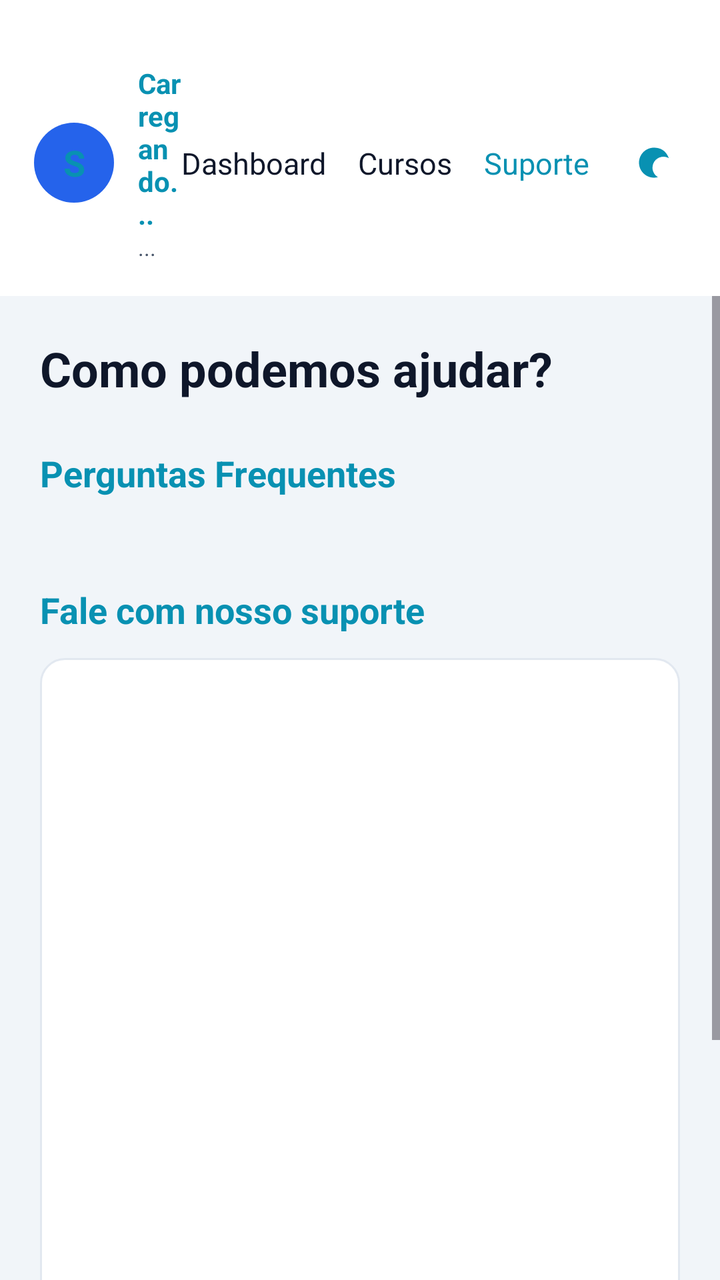
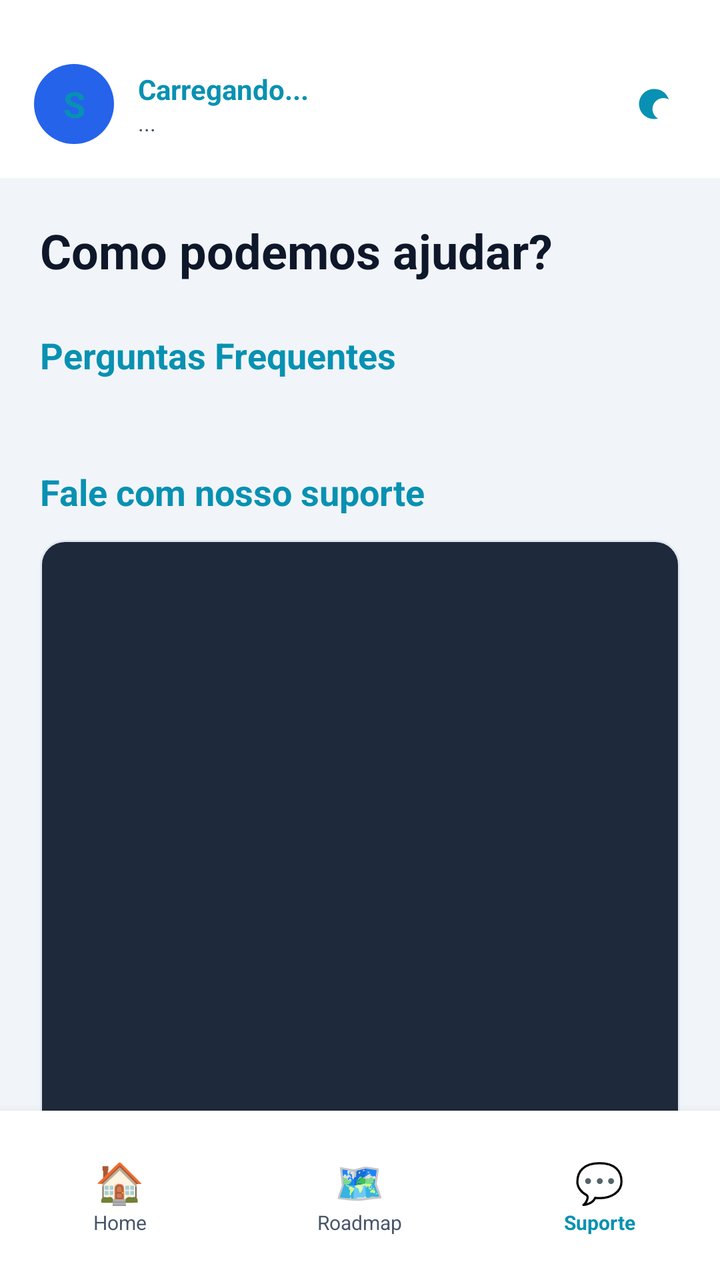

An Android layout rendered at two revisions. The XML below is the earlier revision; the diff shows what the commit changed to produce the second picture.
<!-- AndroidManifest.xml: application theme Theme.GrowMapApp -->
<!-- res/layout/activity_support.xml -->
<?xml version="1.0" encoding="utf-8"?>
<LinearLayout xmlns:android="http://schemas.android.com/apk/res/android"
    xmlns:app="http://schemas.android.com/apk/res-auto"
    xmlns:tools="http://schemas.android.com/tools"
    android:layout_width="match_parent"
    android:layout_height="match_parent"
    android:orientation="vertical"
    android:background="@color/bg_dark">

    
    <LinearLayout
        android:layout_width="match_parent"
        android:layout_height="wrap_content"
        android:background="@color/bg_header"
        android:orientation="horizontal"
        android:paddingTop="32dp"
        android:paddingBottom="17dp"
        android:paddingStart="17dp"
        android:paddingEnd="17dp"
        android:gravity="center_vertical">

        <TextView
            android:id="@+id/userAvatar"
            android:layout_width="40dp"
            android:layout_height="40dp"
            android:background="@drawable/bg_avatar"
            android:gravity="center"
            android:text="S"
            android:textColor="@color/accent_cyan"
            android:textSize="18sp"
            android:textStyle="bold"
            android:clickable="true"
            android:focusable="true"/>

        <LinearLayout
            android:id="@+id/userInfoHeader"
            android:layout_width="0dp"
            android:layout_height="wrap_content"
            android:layout_weight="1"
            android:layout_marginStart="12dp"
            android:orientation="vertical"
            android:clickable="true"
            android:focusable="true">
            <TextView
                android:id="@+id/userName"
                android:layout_width="wrap_content"
                android:layout_height="wrap_content"
                android:text="Carregando..."
                android:textColor="@color/accent_cyan"
                android:textStyle="bold"
                android:textSize="14sp"/>
            <TextView
                android:id="@+id/userRole"
                android:layout_width="wrap_content"
                android:layout_height="wrap_content"
                android:text="..."
                android:textColor="@color/text_secondary"
                android:textSize="11sp"/>
        </LinearLayout>

        <TextView
            android:id="@+id/btnDashboard"
            android:layout_width="wrap_content"
            android:layout_height="wrap_content"
            android:text="Dashboard" android:textColor="@color/text_primary"
            android:textSize="15sp" android:layout_marginEnd="16dp"
            android:clickable="true"
            android:focusable="true"/>

        <TextView
            android:id="@+id/btnCursos"
            android:layout_width="wrap_content"
            android:layout_height="wrap_content"
            android:text="Cursos"
            android:textColor="@color/text_primary"
            android:textSize="15sp"
            android:layout_marginEnd="16dp"
            android:clickable="true"
            android:focusable="true"/>

        <TextView
            android:id="@+id/btnSuporte"
            android:layout_width="wrap_content"
            android:layout_height="wrap_content"
            android:text="Suporte"
            android:textColor="@color/accent_cyan"
            android:textSize="15sp"
            android:layout_marginEnd="16dp"
            android:clickable="true"
            android:focusable="true"/>

        <ImageView
            android:id="@+id/btnThemeToggle"
            android:layout_width="32dp"
            android:layout_height="32dp"
            android:background="?attr/selectableItemBackgroundBorderless"
            android:contentDescription="Alternar Tema"
            android:padding="6dp"
            android:src="@drawable/ic_moon"
            app:tint="@color/accent_cyan"
            android:clickable="true"
            android:focusable="true"/>
    </LinearLayout>

    <ScrollView
        android:layout_width="match_parent"
        android:layout_height="match_parent">

        <LinearLayout
            android:layout_width="match_parent"
            android:layout_height="wrap_content"
            android:orientation="vertical"
            android:padding="20dp">

            <TextView
                android:layout_width="wrap_content"
                android:layout_height="wrap_content"
                android:text="Como podemos ajudar?"
                android:textColor="@color/text_primary"
                android:textSize="24sp"
                android:textStyle="bold"/>

            
            <TextView
                android:layout_width="wrap_content"
                android:layout_height="wrap_content"
                android:layout_marginTop="24dp"
                android:text="Perguntas Frequentes"
                android:textColor="@color/accent_cyan"
                android:textSize="18sp"
                android:textStyle="bold"/>

            <LinearLayout
                android:id="@+id/faqContainer"
                android:layout_width="match_parent"
                android:layout_height="wrap_content"
                android:layout_marginTop="12dp"
                android:orientation="vertical">
                
            </LinearLayout>

            
            <TextView
                android:layout_width="wrap_content"
                android:layout_height="wrap_content"
                android:layout_marginTop="32dp"
                android:text="Fale com nosso suporte"
                android:textColor="@color/accent_cyan"
                android:textSize="18sp"
                android:textStyle="bold"/>

            <LinearLayout
                android:layout_width="match_parent"
                android:layout_height="450dp"
                android:layout_marginTop="12dp"
                android:background="@drawable/bg_card_darkblue"
                android:orientation="vertical"
                android:padding="8dp">

                <androidx.recyclerview.widget.RecyclerView
                    android:id="@+id/rvChat"
                    android:layout_width="match_parent"
                    android:layout_height="0dp"
                    android:layout_weight="1"
                    android:clipToPadding="false"
                    android:paddingBottom="8dp" />

                <LinearLayout
                    android:layout_width="match_parent"
                    android:layout_height="wrap_content"
                    android:layout_marginTop="4dp"
                    android:orientation="horizontal"
                    android:gravity="bottom"
                    android:padding="6dp"
                    android:background="@drawable/bg_chat_input">

                    <ImageButton
                        android:id="@+id/btnAttach"
                        android:layout_width="40dp"
                        android:layout_height="40dp"
                        android:background="?attr/selectableItemBackgroundBorderless"
                        android:src="@android:drawable/ic_input_add"
                        app:tint="@color/text_secondary"
                        android:padding="8dp"
                        android:contentDescription="Anexar"/>

                    <EditText
                        android:id="@+id/etMessage"
                        android:layout_width="0dp"
                        android:layout_height="wrap_content"
                        android:layout_weight="1"
                        android:background="@android:color/transparent"
                        android:hint="@string/hint_mensagem"
                        android:paddingHorizontal="12dp"
                        android:paddingVertical="10dp"
                        android:textColor="@color/text_primary"
                        android:textColorHint="@color/text_secondary"
                        android:textSize="15sp"
                        android:inputType="textMultiLine|textCapSentences"
                        android:maxLines="4"
                        android:minHeight="40dp"
                        android:imeOptions="actionSend"/>

                    <ImageButton
                        android:id="@+id/btnSendMessage"
                        android:layout_width="40dp"
                        android:layout_height="40dp"
                        android:layout_marginEnd="2dp"
                        android:layout_marginBottom="2dp"
                        android:background="@drawable/bg_chat_send_button"
                        android:src="@android:drawable/ic_menu_send"
                        android:contentDescription="@string/enviar"
                        app:tint="@color/white"
                        android:padding="10dp"/>
                </LinearLayout>
            </LinearLayout>

        </LinearLayout>
    </ScrollView>
</LinearLayout>
<!-- resources referenced by this layout -->
<resources>
  <color name="accent_cyan">#0891B2</color>
  <color name="bg_dark">#F1F5F9</color>
  <color name="bg_header">#FFFFFF</color>
  <color name="text_primary">#0F172A</color>
  <color name="text_secondary">#475569</color>
  <color name="white">#FFFFFFFF</color>
  <!-- drawable bg_avatar (drawable) -->
  <?xml version="1.0" encoding="utf-8"?>
  <shape xmlns:android="http://schemas.android.com/apk/res/android" android:shape="oval">
      <solid android:color="@color/avatar_blue"/>
  </shape>
  <!-- drawable bg_card_darkblue (drawable) -->
  <?xml version="1.0" encoding="utf-8"?>
  <shape xmlns:android="http://schemas.android.com/apk/res/android" android:shape="rectangle">
      <solid android:color="@color/bg_card"/>
      <stroke android:width="1dp" android:color="@color/bg_card_border"/>
      <corners android:radius="12dp"/>
  </shape>
  <!-- drawable bg_chat_input (drawable) -->
  <?xml version="1.0" encoding="utf-8"?>
  <shape xmlns:android="http://schemas.android.com/apk/res/android">
      <solid android:color="#1E293B" />
      <corners android:radius="28dp" />
      <stroke android:width="1dp" android:color="#334155" />
  </shape>
  <!-- drawable bg_chat_send_button (drawable) -->
  <?xml version="1.0" encoding="utf-8"?>
  <ripple xmlns:android="http://schemas.android.com/apk/res/android"
      android:color="#4ADE80">
      <item>
          <shape android:shape="oval">
              <solid android:color="#10B981" />
              <size android:width="48dp" android:height="48dp" />
          </shape>
      </item>
  </ripple>
  <!-- drawable ic_moon (drawable) -->
  <vector xmlns:android="http://schemas.android.com/apk/res/android"
      android:width="24dp"
      android:height="24dp"
      android:viewportWidth="24"
      android:viewportHeight="24">
      <path
          android:fillColor="#FFFFFF"
          android:pathData="M12,3c-4.97,0-9,4.03-9,9s4.03,9,9,9c0.83,0,1.63-0.11,2.39-0.31c-1.97-1.12-3.3-3.25-3.3-5.69c0-3.62,2.94-6.56,6.56-6.56c1.19,0,2.31,0.32,3.27,0.87C19.14,4.64,15.82,3,12,3z"/>
  </vector>
  <string name="enviar">Enviar</string>
  <string name="hint_mensagem">Escreva sua mensagem...</string>
  <style name="Theme.GrowMapApp" parent="Base.Theme.GrowMapApp" />
  <color name="avatar_blue">#2563EB</color>
  <color name="bg_card">#FFFFFF</color>
  <color name="bg_card_border">#E2E8F0</color>
  <style name="Base.Theme.GrowMapApp" parent="Theme.Material3.DayNight.NoActionBar">
          
          
      </style>
</resources>

<!-- the commit's change to res/layout/activity_support.xml (unified diff, before → after) -->
@@ -1,14 +1,13 @@
-<?xml version="1.0" encoding="utf-8"?>
-<LinearLayout xmlns:android="http://schemas.android.com/apk/res/android"
+<RelativeLayout xmlns:android="http://schemas.android.com/apk/res/android"
     xmlns:app="http://schemas.android.com/apk/res-auto"
     xmlns:tools="http://schemas.android.com/tools"
     android:layout_width="match_parent"
     android:layout_height="match_parent"
-    android:orientation="vertical"
     android:background="@color/bg_dark">
 
     
     <LinearLayout
+        android:id="@+id/topNavbar"
         android:layout_width="match_parent"
         android:layout_height="wrap_content"
         android:background="@color/bg_header"
@@ -17,7 +16,8 @@
         android:paddingBottom="17dp"
         android:paddingStart="17dp"
         android:paddingEnd="17dp"
-        android:gravity="center_vertical">
+        android:gravity="center_vertical"
+        android:layout_alignParentTop="true">
 
         <TextView
             android:id="@+id/userAvatar"
@@ -58,36 +58,20 @@
                 android:textSize="11sp"/>
         </LinearLayout>
 
-        <TextView
-            android:id="@+id/btnDashboard"
-            android:layout_width="wrap_content"
-            android:layout_height="wrap_content"
-            android:text="Dashboard" android:textColor="@color/text_primary"
-            android:textSize="15sp" android:layout_marginEnd="16dp"
-            android:clickable="true"
-            android:focusable="true"/>
-
-        <TextView
-            android:id="@+id/btnCursos"
-            android:layout_width="wrap_content"
-            android:layout_height="wrap_content"
-            android:text="Cursos"
-            android:textColor="@color/text_primary"
-            android:textSize="15sp"
-            android:layout_marginEnd="16dp"
-            android:clickable="true"
-            android:focusable="true"/>
-
-        <TextView
-            android:id="@+id/btnSuporte"
-            android:layout_width="wrap_content"
-            android:layout_height="wrap_content"
-            android:text="Suporte"
-            android:textColor="@color/accent_cyan"
-            android:textSize="15sp"
-            android:layout_marginEnd="16dp"
-            android:clickable="true"
-            android:focusable="true"/>
+        
+        <ImageView
+            android:id="@+id/btnManagerDashboard"
+            android:layout_width="32dp"
+            android:layout_height="32dp"
+            android:layout_marginEnd="8dp"
+            android:background="?attr/selectableItemBackgroundBorderless"
+            android:padding="6dp"
+            android:src="@drawable/ic_brain"
+            app:tint="@color/accent_cyan"
+            android:clickable="true"
+            android:focusable="true"
+            android:visibility="gone"
+            android:contentDescription="Dashboard Gestor" />
 
         <ImageView
             android:id="@+id/btnThemeToggle"
@@ -102,9 +86,62 @@
             android:focusable="true"/>
     </LinearLayout>
 
-    <ScrollView
+    
+    <LinearLayout
+        android:id="@+id/bottomNavbar"
         android:layout_width="match_parent"
-        android:layout_height="match_parent">
+        android:layout_height="wrap_content"
+        android:layout_alignParentBottom="true"
+        android:background="@color/bg_header"
+        android:orientation="horizontal"
+        android:paddingVertical="22dp"
+        android:gravity="center_vertical"
+        android:elevation="8dp">
+
+        <LinearLayout
+            android:id="@+id/btnNavHome"
+            android:layout_width="0dp"
+            android:layout_height="wrap_content"
+            android:layout_weight="1"
+            android:orientation="vertical"
+            android:gravity="center"
+            android:clickable="true"
+            android:focusable="true">
+            <TextView android:layout_width="wrap_content" android:layout_height="wrap_content" android:text="🏠" android:textSize="20sp"/>
+            <TextView android:layout_width="wrap_content" android:layout_height="wrap_content" android:text="Home" android:textColor="@color/text_secondary" android:textSize="10sp"/>
+        </LinearLayout>
+
+        <LinearLayout
+            android:id="@+id/btnNavRoadmap"
+            android:layout_width="0dp"
+            android:layout_height="wrap_content"
+            android:layout_weight="1"
+            android:orientation="vertical"
+            android:gravity="center"
+            android:clickable="true"
+            android:focusable="true">
+            <TextView android:layout_width="wrap_content" android:layout_height="wrap_content" android:text="🗺️" android:textSize="20sp"/>
+            <TextView android:layout_width="wrap_content" android:layout_height="wrap_content" android:text="Roadmap" android:textColor="@color/text_secondary" android:textSize="10sp"/>
+        </LinearLayout>
+
+        <LinearLayout
+            android:id="@+id/btnNavSuporte"
+            android:layout_width="0dp"
+            android:layout_height="wrap_content"
+            android:layout_weight="1"
+            android:orientation="vertical"
+            android:gravity="center">
+            <TextView android:layout_width="wrap_content" android:layout_height="wrap_content" android:text="💬" android:textSize="20sp"/>
+            <TextView android:layout_width="wrap_content" android:layout_height="wrap_content" android:text="Suporte" android:textColor="@color/accent_cyan" android:textSize="10sp" android:textStyle="bold"/>
+        </LinearLayout>
+    </LinearLayout>
+
+    <androidx.core.widget.NestedScrollView
+        android:layout_width="match_parent"
+        android:layout_height="match_parent"
+        android:layout_below="@id/topNavbar"
+        android:layout_above="@id/bottomNavbar"
+        android:fillViewport="true">
 
         <LinearLayout
             android:layout_width="match_parent"
@@ -153,6 +190,7 @@
                 android:layout_width="match_parent"
                 android:layout_height="450dp"
                 android:layout_marginTop="12dp"
+                android:layout_marginBottom="40dp"
                 android:background="@drawable/bg_card_darkblue"
                 android:orientation="vertical"
                 android:padding="8dp">
@@ -214,7 +252,6 @@
                         android:padding="10dp"/>
                 </LinearLayout>
             </LinearLayout>
-
-        </LinearLayout>
-    </ScrollView>
-</LinearLayout>
+        </LinearLayout>
+    </androidx.core.widget.NestedScrollView>
+</RelativeLayout>
<!-- resource entries referenced after the edit -->
@@ -14,7 +14,7 @@
   <!-- drawable bg_card_darkblue (drawable) -->
   <?xml version="1.0" encoding="utf-8"?>
   <shape xmlns:android="http://schemas.android.com/apk/res/android" android:shape="rectangle">
-      <solid android:color="@color/bg_card"/>
+      <solid android:color="@color/bg_card_darkblue"/>
       <stroke android:width="1dp" android:color="@color/bg_card_border"/>
       <corners android:radius="12dp"/>
   </shape>
@@ -36,6 +36,13 @@
           </shape>
       </item>
   </ripple>
+  <!-- drawable ic_brain (drawable) -->
+  <vector xmlns:android="http://schemas.android.com/apk/res/android"
+      android:width="24dp" android:height="24dp"
+      android:viewportWidth="24" android:viewportHeight="24">
+      <path android:fillColor="#F472B6"
+          android:pathData="M21.33,12.91C21.42,14.46 20.71,15.95 19.44,16.86L20.21,18.35C20.44,18.8 20.47,19.33 20.27,19.8C20.08,20.27 19.69,20.64 19.21,20.8L18.42,21.05C18.25,21.11 18.06,21.13 17.88,21.13C17.37,21.13 16.89,20.86 16.36,20.86C16.18,20.86 15.99,20.91 15.84,21.05C15.34,21.5 14.71,21.74 14.04,21.74C13.06,21.74 12.18,21.18 11.74,20.32C11.34,20.5 10.91,20.6 10.46,20.6C9.21,20.6 8.13,19.81 7.79,18.71C7.5,18.79 7.21,18.83 6.91,18.83C5.07,18.83 3.58,17.34 3.58,15.5C3.58,15.32 3.59,15.13 3.62,14.95C2.5,14.27 1.84,13.06 1.84,11.74C1.84,10.74 2.22,9.81 2.91,9.13C2.69,8.71 2.58,8.24 2.58,7.74C2.58,5.9 4.07,4.41 5.91,4.41C6.04,4.41 6.18,4.42 6.31,4.44C6.81,3.65 7.71,3.11 8.71,3.11C9.5,3.11 10.21,3.42 10.74,3.93C11.21,3.36 11.91,3 12.71,3C13.86,3 14.81,3.74 15.18,4.77C15.54,4.59 15.94,4.5 16.36,4.5C17.79,4.5 18.96,5.67 18.96,7.1C18.96,7.34 18.93,7.57 18.87,7.79C20.27,8.21 21.21,9.5 21.21,11C21.21,11.66 21.05,12.31 20.74,12.87C20.94,12.88 21.13,12.9 21.33,12.91Z"/>
+  </vector>
   <!-- drawable ic_moon (drawable) -->
   <vector xmlns:android="http://schemas.android.com/apk/res/android"
       android:width="24dp"
@@ -50,7 +57,7 @@
   <string name="hint_mensagem">Escreva sua mensagem...</string>
   <style name="Theme.GrowMapApp" parent="Base.Theme.GrowMapApp" />
   <color name="avatar_blue">#2563EB</color>
-  <color name="bg_card">#FFFFFF</color>
+  <color name="bg_card_darkblue">#1E293B</color>
   <color name="bg_card_border">#E2E8F0</color>
   <style name="Base.Theme.GrowMapApp" parent="Theme.Material3.DayNight.NoActionBar">
           
